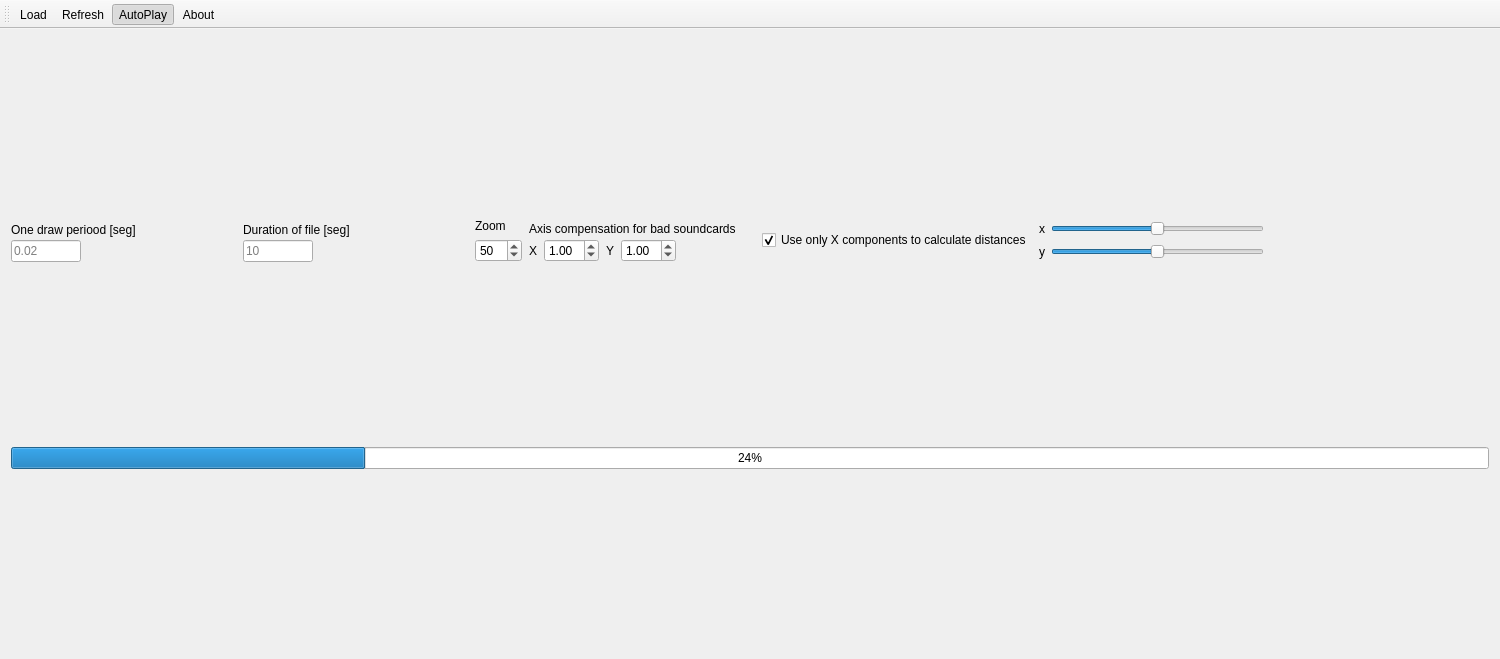
First picture: the form in code/mainwindow.ui, repository aporto/rabiscoscopio2, before the edit.
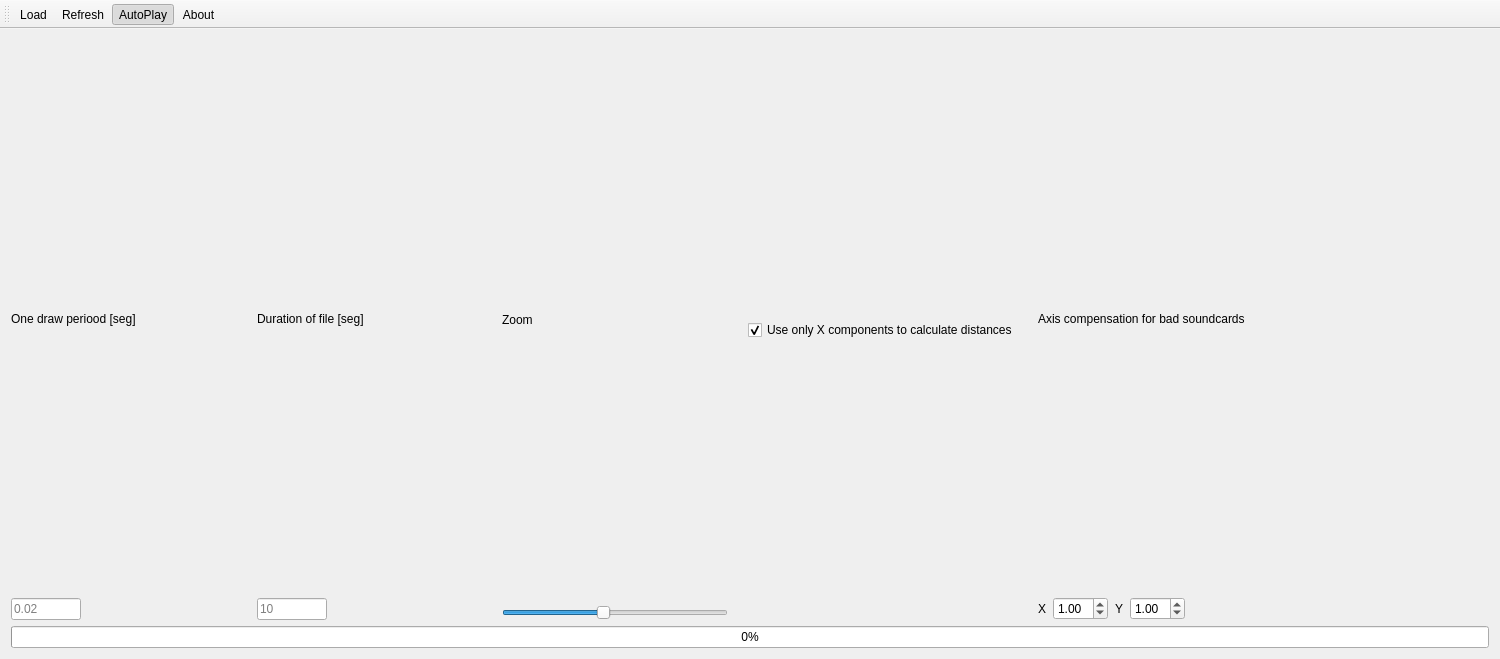
Second picture: the form after the edit. Icons and pictures are not drawn.

Patch:
```diff
--- a/code/mainwindow.ui
+++ b/code/mainwindow.ui
@@ -18,7 +18,7 @@
     <item row="3" column="0">
      <widget class="QProgressBar" name="progress">
       <property name="value">
-       <number>24</number>
+       <number>0</number>
       </property>
      </widget>
     </item>
@@ -28,7 +28,7 @@
     <item row="0" column="0">
      <layout class="QHBoxLayout" name="horizontalLayout">
       <property name="spacing">
-       <number>7</number>
+       <number>20</number>
       </property>
       <item>
        <layout class="QVBoxLayout" name="verticalLayout_2">
@@ -157,19 +157,39 @@
         <item>
          <layout class="QHBoxLayout" name="horizontalLayout_6">
           <item>
-           <widget class="QSpinBox" name="sbZoom">
+           <widget class="QSlider" name="sbZoom">
+            <property name="minimum">
+             <number>10</number>
+            </property>
             <property name="maximum">
              <number>100</number>
             </property>
             <property name="value">
              <number>50</number>
             </property>
+            <property name="orientation">
+             <enum>Qt::Horizontal</enum>
+            </property>
            </widget>
           </item>
          </layout>
         </item>
        </layout>
       </item>
+      <item>
+       <layout class="QVBoxLayout" name="verticalLayout_5">
+        <item>
+         <widget class="QCheckBox" name="cbUseOnlyXComponents">
+          <property name="text">
+           <string>Use only X components to calculate distances</string>
+          </property>
+          <property name="checked">
+           <bool>true</bool>
+          </property>
+         </widget>
+        </item>
+       </layout>
+      </item>
       <item>
        <layout class="QVBoxLayout" name="verticalLayout_4">
         <property name="spacing">
@@ -250,72 +270,6 @@
         </item>
        </layout>
       </item>
-      <item>
-       <layout class="QVBoxLayout" name="verticalLayout_5">
-        <item>
-         <widget class="QCheckBox" name="cbUseOnlyXComponents">
-          <property name="text">
-           <string>Use only X components to calculate distances</string>
-          </property>
-          <property name="checked">
-           <bool>true</bool>
-          </property>
-         </widget>
-        </item>
-       </layout>
-      </item>
-      <item>
-       <layout class="QVBoxLayout" name="verticalLayout_6">
-        <item>
-         <layout class="QHBoxLayout" name="horizontalLayout_5">
-          <item>
-           <widget class="QLabel" name="label_7">
-            <property name="text">
-             <string>x</string>
-            </property>
-           </widget>
-          </item>
-          <item>
-           <widget class="QSlider" name="centerX">
-            <property name="maximum">
-             <number>100</number>
-            </property>
-            <property name="value">
-             <number>50</number>
-            </property>
-            <property name="orientation">
-             <enum>Qt::Horizontal</enum>
-            </property>
-           </widget>
-          </item>
-         </layout>
-        </item>
-        <item>
-         <layout class="QHBoxLayout" name="horizontalLayout_7">
-          <item>
-           <widget class="QLabel" name="label_8">
-            <property name="text">
-             <string>y</string>
-            </property>
-           </widget>
-          </item>
-          <item>
-           <widget class="QSlider" name="centerY">
-            <property name="maximum">
-             <number>100</number>
-            </property>
-            <property name="value">
-             <number>50</number>
-            </property>
-            <property name="orientation">
-             <enum>Qt::Horizontal</enum>
-            </property>
-           </widget>
-          </item>
-         </layout>
-        </item>
-       </layout>
-      </item>
       <item>
        <spacer name="horizontalSpacer">
         <property name="orientation">
```
